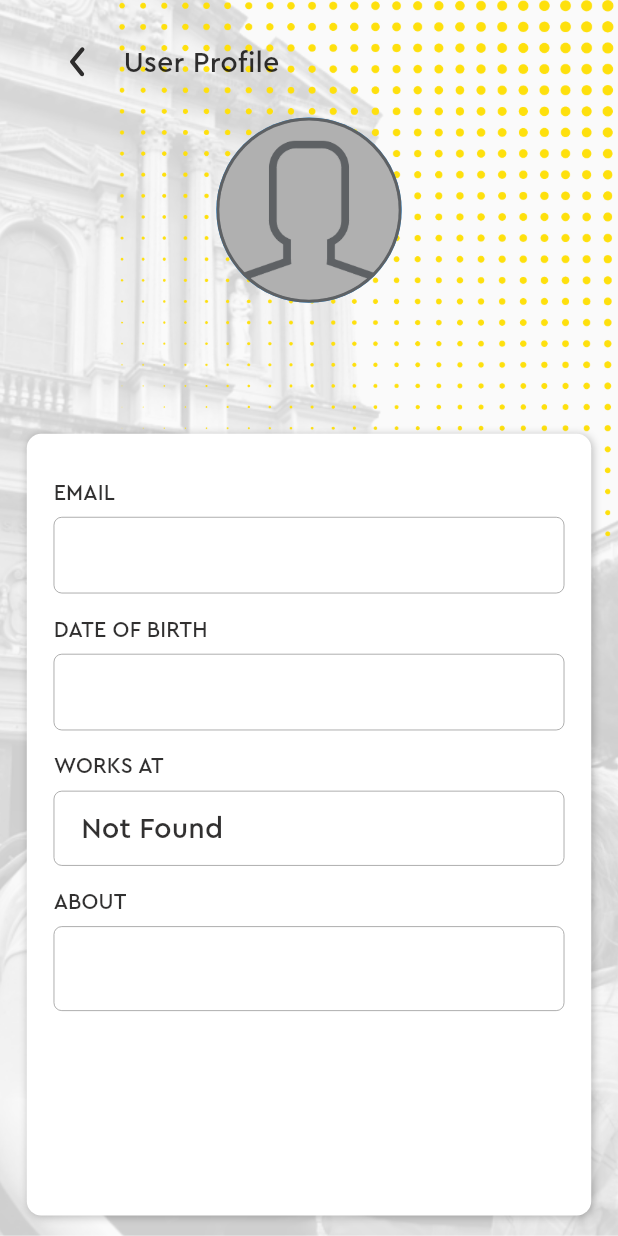
After one commit to fahad-git102/AroundEU-Flutter, a Flutter app: the UserProfileScreen screen opened by its route, on a phone screen of 412 x 824 dp. The commit adds this screen. Run offline on Flutter 3.47's test engine with Material 3 defaults, Android fonts, the phone set to English and light mode, and no system bars; drawn by our look-alikes of toastification; our stand-ins replace cached_network_image, chewie, cloud_functions, country_code_picker, country_picker, dio and 27 more; missing offline and left inert: file_saver, flutter_mentions, flutter_pdfview, flutter_sound, google_geocoding_api, pdfx and 2 more; accounts and stored records are empty.

Commit message:
working on user profile

```diff
--- a/assets/languages/en.json
+++ b/assets/languages/en.json
@@ -13,6 +13,7 @@
   "Cities": "Cities",
   "Don't have an account?": "Don't have an account?",
   "Surname": "Surname",
+  "User Profile": "User Profile",
   "Group is deleted successfully": "Group is deleted successfully",
   "Are you sure you want to delete this group ?": "Are you sure you want to delete this group ?",
   "About required": "About required",
--- a/lib/app/routes.dart
+++ b/lib/app/routes.dart
@@ -33,6 +33,7 @@ import 'package:groupchat/views/notifications_test_screen.dart';
 import 'package:groupchat/views/profile_screens/my_documents_screen.dart';
 import 'package:groupchat/views/profile_screens/personal_info_screen.dart';
 import 'package:groupchat/views/profile_screens/settings_list_screen.dart';
+import 'package:groupchat/views/profile_screens/user_profile_screen.dart';
 
 import '../views/auth/login_screen.dart';
 import '../views/categories_screens/pdf_list_screen.dart';
@@ -78,6 +79,7 @@ getRoutes(){
     AddNewGroupScreen.route: (context) => AddNewGroupScreen(),
     GroupsScreen.route: (context) => GroupsScreen(),
     ChatScreen.route: (context) => const ChatScreen(),
+    UserProfileScreen.route: (context) => UserProfileScreen(),
     SelectBusinessScreen.route: (context) => const SelectBusinessScreen(),
     NotificationsTestScreen.route: (context) => NotificationsTestScreen(),
     ConvertedCoordinatorsScreen.route: (context) => ConvertedCoordinatorsScreen()
--- a/lib/component_library/chat_widgets/receiver_message_widget.dart
+++ b/lib/component_library/chat_widgets/receiver_message_widget.dart
@@ -19,6 +19,7 @@ import '../../core/app_colors.dart';
 import '../../core/download_manager.dart';
 import '../../core/utilities_class.dart';
 import '../../views/profile_screens/full_image_screen.dart';
+import '../../views/profile_screens/user_profile_screen.dart';
 
 class ReceiverMessageWidget extends StatefulWidget {
   MessageModel? messageModel;
@@ -43,9 +44,18 @@ class _ReceiverMessageState extends State<ReceiverMessageWidget> {
         child: Column(
           crossAxisAlignment: CrossAxisAlignment.start,
           children: [
-            SmallLightText(
-              title: widget.senderName ?? 'Sender name',
-              textColor: AppColors.lightBlack,
+            InkWell(
+              onTap: (){
+                Navigator.push(
+                    context,
+                    MaterialPageRoute(
+                        builder: (ctx) => UserProfileScreen(
+                            userId: widget.messageModel?.uid ?? '')));
+              },
+              child: SmallLightText(
+                title: widget.senderName ?? 'Sender name',
+                textColor: AppColors.lightBlack,
+              ),
             ),
             Container(
               margin: EdgeInsets.only(bottom: 10.sp),
--- a/lib/component_library/dialogs/group_members_dialog.dart
+++ b/lib/component_library/dialogs/group_members_dialog.dart
@@ -9,6 +9,7 @@ import 'package:groupchat/component_library/text_widgets/small_light_text.dart';
 import 'package:groupchat/core/app_colors.dart';
 import 'package:groupchat/core/size_config.dart';
 import 'package:groupchat/providers/app_user_provider.dart';
+import 'package:groupchat/views/profile_screens/user_profile_screen.dart';
 import 'package:sizer/sizer.dart';
 
 import '../../data/users_model.dart';
@@ -106,7 +107,11 @@ class _GroupMembersDialog extends ConsumerState<GroupMembersDialog> {
                 itemBuilder: (BuildContext context, int index) {
                   return InkWell(
                     onTap: (){
-                      print(groupMembers?[index]?.uid);
+                      Navigator.push(
+                          context,
+                          MaterialPageRoute(
+                              builder: (ctx) => UserProfileScreen(
+                                  userId: groupMembers?[index]?.uid ?? '')));
                     },
                     child: Container(
                       width: SizeConfig.screenWidth,
--- a/lib/core/app_colors.dart
+++ b/lib/core/app_colors.dart
@@ -5,7 +5,7 @@ import 'package:flutter/material.dart';
 class AppColors{
   static Color white = Colors.white;
   static Color black = Colors.black;
-  static Color lightBlack = const Color(0xd71e272e);
+  static Color lightBlack = const Color(0xd70b0a0a);
   static Color extraLightBlack = const Color(0xff3A3939);
   static Color extraLightGrey = const Color(0xffd0d0d0);
   static Color fadedTextColor = const Color(0xff878787);
--- a/lib/data/company_time_scheduled.dart
+++ b/lib/data/company_time_scheduled.dart
@@ -29,7 +29,7 @@ class CompanyTimeScheduled{
     };
   }
 
-  factory CompanyTimeScheduled.fromMap(Map<String, dynamic> map) {
+  factory CompanyTimeScheduled.fromMap(Map<dynamic, dynamic> map) {
     return CompanyTimeScheduled(
       id: map.containsKey('id')&&map['id']!=null ? map['id'] as String : null,
       companyId: map.containsKey('companyId')&&map['companyId']!=null ? map['companyId'] as String : null,
--- a/lib/repositories/companies_repository.dart
+++ b/lib/repositories/companies_repository.dart
@@ -38,16 +38,18 @@ class CompanyRepository {
         .ref(companies)
         .child(companyId)
         .remove()
-        .then((value) =>
-            Utilities().showCustomToast(isError: false, message: 'Company deleted successfully'.tr()))
-        .onError((error, stackTrace) =>
-            Utilities().showCustomToast(isError: true, message: error.toString()));
+        .then((value) => Utilities().showCustomToast(
+            isError: false, message: 'Company deleted successfully'.tr()))
+        .onError((error, stackTrace) => Utilities()
+            .showCustomToast(isError: true, message: error.toString()));
   }
 
   Future<void> updateMyCompanySchedule(
-      Map<String, dynamic> map, String id, BuildContext context,
+      Map<String, dynamic> map,
+      String id,
+      BuildContext context,
       Function() onComplete,
-      Function(dynamic p0) onError) async{
+      Function(dynamic p0) onError) async {
     FirebaseCrud().updateData(
         key: "$companyTimeScheduled/$id",
         context: context,
@@ -100,12 +102,25 @@ class CompanyRepository {
     });
   }
 
+  Future<Map<dynamic, dynamic>?> getCompanyTimeSchduled(String uid) async {
+    final ref = FirebaseDatabase.instance.ref().child(companyTimeScheduled).orderByChild('uid')
+        .equalTo(Auth().currentUser?.uid);
+    final snapshot = await ref.get();
+    if (snapshot.exists) {
+      print('my company data is :');
+      print(snapshot.value as Map<dynamic, dynamic>);
+      return snapshot.value as Map<dynamic, dynamic>;
+    } else {
+      return null;
+    }
+  }
+
   Future<Map<dynamic, dynamic>?> getMyCompany(String id) async {
     var result = await FirebaseCrud().getDateOnce(key: '$companies/$id');
 
     if (result == null) {
       print("Error: No data found for id $id");
-      return null; // or return an empty map {} if that's more appropriate
+      return null;
     }
 
     return result as Map<dynamic, dynamic>;
--- /dev/null
+++ b/lib/views/profile_screens/user_profile_screen.dart
@@ -0,0 +1,317 @@
+import 'package:easy_localization/easy_localization.dart';
+import 'package:flutter/cupertino.dart';
+import 'package:flutter/material.dart';
+import 'package:flutter_riverpod/flutter_riverpod.dart';
+import 'package:groupchat/component_library/text_widgets/extra_large_medium_bold_text.dart';
+import 'package:groupchat/component_library/text_widgets/small_light_text.dart';
+import 'package:groupchat/core/app_colors.dart';
+import 'package:groupchat/data/company_model.dart';
+import 'package:groupchat/data/company_time_scheduled.dart';
+import 'package:groupchat/data/users_model.dart';
+import 'package:groupchat/providers/app_user_provider.dart';
+import 'package:groupchat/repositories/companies_repository.dart';
+import 'package:sizer/sizer.dart';
+
+import '../../component_library/app_bars/custom_app_bar.dart';
+import '../../component_library/companies_widgets/time_widget.dart';
+import '../../component_library/image_widgets/circle_image_avatar.dart';
+import '../../component_library/text_widgets/extra_medium_text.dart';
+import '../../core/assets_names.dart';
+import '../../core/size_config.dart';
+
+class UserProfileScreen extends ConsumerStatefulWidget{
+  static const route = 'UserProfileScreen';
+  final String? userId;
+
+  const UserProfileScreen({super.key, this.userId});
+
+  @override
+  ConsumerState<UserProfileScreen> createState() => _UserProfileScreen();
+}
+
+class _UserProfileScreen extends ConsumerState<UserProfileScreen>{
+
+  AppUser? user;
+  CompanyTimeScheduled? companyTimeScheduled;
+  CompanyModel? company;
+  bool? isLoading = false;
+
+  Future<void> fetchUser() async {
+    isLoading = true;
+    AppUser? fetchedUser = await ref.read(appUserProvider).getUserById(widget.userId??'');
+    if (fetchedUser != null) {
+      setState(() {
+        user = fetchedUser;
+        isLoading = false;
+      });
+      fetchCompanyTimeScheduled(widget.userId??'');
+    }
+  }
+
+  Future<void> fetchCompanyTimeScheduled(String uid) async {
+    try {
+      var map = await CompanyRepository().getCompanyTimeSchduled(uid);
+      if(map!=null){
+        final Map<String, dynamic> rawData = Map<String, dynamic>.from(map);
+        rawData.forEach((key, value) {
+          final Map<String, dynamic> scheduleData = Map<String, dynamic>.from(value);
+          setState(() {
+            companyTimeScheduled = CompanyTimeScheduled.fromMap(scheduleData);
+          });
+        });
+        var companyMap = await CompanyRepository().getMyCompany(companyTimeScheduled?.companyId??'');
+        setState(() {
+          company = CompanyModel.fromMap(companyMap??{});
+        });
+      }
+    } catch (e) {
+      print('Error fetching company time schedule: $e');
+    } finally {
+      setState(() {
+        isLoading = false; // Stop loading
+      });
+    }
+  }
+
+  @override
+  void initState() {
+    super.initState();
+    fetchUser();
+  }
+
+  @override
+  Widget build(BuildContext context) {
+    SizeConfig().init(context);
+    return Scaffold(
+      body: SafeArea(child: Container(
+        height: SizeConfig.screenHeight,
+        width: SizeConfig.screenWidth,
+        decoration: BoxDecoration(
+          image: DecorationImage(
+            image: AssetImage(Images.mainBackground),
+            fit: BoxFit.cover,
+          ),
+        ),
+        padding: EdgeInsets.symmetric(horizontal: 13.0.sp),
+        child: Column(
+          children: [
+            CustomAppBar(
+              title: 'User Profile'.tr(),
+            ),
+            CircleImageAvatar(
+              imagePath: user?.profileUrl,
+              size: 90.0.sp,
+            ),
+            SizedBox(height: 7.sp,),
+            ExtraLargeMediumBoldText(
+              title: '${user?.firstName} ${user?.surName}',
+              textColor: AppColors.lightBlack,
+              fontSize: 22.sp,
+            ),
+            SmallLightText(
+              title: user?.userType??'',
+              textColor: AppColors.fadedTextColor,
+            ),
+            SizedBox(height: 10.sp,),
+            Expanded(
+              child: Container(
+                width: SizeConfig.screenWidth,
+                decoration: BoxDecoration(
+                    color: Colors.white,
+                    boxShadow: [
+                      BoxShadow(
+                        color: Colors.black87.withOpacity(0.25),
+                        blurRadius: 4,
+                        offset: const Offset(1, 1), // Shadow position
+                      ),
+                    ],
+                    borderRadius: BorderRadius.all(Radius.circular(7.sp))),
+                padding: EdgeInsets.all(13.0.sp),
+                child: SingleChildScrollView(
+                  physics: const BouncingScrollPhysics(),
+                  child: Column(
+                    crossAxisAlignment: CrossAxisAlignment.start,
+                    children: [
+                      SizedBox(height: 8.sp,),
+                      titleValueItem('EMAIL'.tr(), user?.email??''),
+                      SizedBox(height: 10.sp,),
+                      titleValueItem('DATE OF BIRTH'.tr(), user?.dob??''),
+                      SizedBox(height: 10.sp,),
+                      titleValueItem('WORKS AT'.tr(), company?.fullLegalName??company?.legalRepresentative??'Not Found'.tr()),
+                      companyTimeScheduled != null
+                          ? SizedBox(
+                        child: Column(
+                          crossAxisAlignment:
+                          CrossAxisAlignment.start,
+                          children: [
+                            SizedBox(
+                              height: 15.sp,
+                            ),
+                            SmallLightText(
+                              title: 'WORKING DAYS'.tr(),
+                              textColor: AppColors.lightBlack,
+                            ),
+                            SizedBox(
+                              height: 35.0.sp,
+                              child: ListView.builder(
+                                  itemCount: companyTimeScheduled?.selectedDays
+                                      ?.length,
+                                  shrinkWrap: true,
+                                  physics:
+                                  const BouncingScrollPhysics(),
+                                  scrollDirection: Axis.horizontal,
+                                  itemBuilder: (BuildContext context,
+                                      int index) {
+                                    return Padding(
+                                      padding: EdgeInsets.only(
+                                          top: 4.0.sp,
+                                          bottom: 5.0.sp,
+                                          right: 9.0.sp),
+                                      child: ExtraMediumText(
+                                        title: companyTimeScheduled
+                                            ?.selectedDays?[index],
+                                        textColor:
+                                        AppColors.hyperLinkColor,
+                                      ),
+                                    );
+                                  }),
+                            ),
+                            SizedBox(height: 10.sp,),
+                            companyTimeScheduled != null
+                                ? SizedBox(
+                              child: Column(
+                                crossAxisAlignment:
+                                CrossAxisAlignment.start,
+                                children: [
+                                  SizedBox(
+                                    height: 10.sp,
+                                  ),
+                                  SmallLightText(
+                                    title: 'Morning:'.tr(),
+                                    textColor: AppColors.fadedTextColor,
+                                  ),
+                                  SizedBox(
+                                    height: 4.0.sp,
+                                  ),
+                                  Row(
+                                    crossAxisAlignment:
+                                    CrossAxisAlignment.center,
+                                    mainAxisAlignment:
+                                    MainAxisAlignment.spaceBetween,
+                                    children: [
+                                      TimeWidget(
+                                          title: 'From:'.tr(),
+                                          value: companyTimeScheduled
+                                              ?.morningFrom ??
+                                              ''),
+                                      TimeWidget(
+                                          title: 'To:'.tr(),
+                                          value: companyTimeScheduled
+                                              ?.morningTo ??
+                                              ''),
+                                    ],
+                                  ),
+                                  SizedBox(
+                                    height: 12.sp,
+                                  ),
+                                  SmallLightText(
+                                    title: 'Afternoon:'.tr(),
+                                    textColor: AppColors.fadedTextColor,
+                                  ),
+                                  SizedBox(
+                                    height: 4.0.sp,
+                                  ),
+                                  Row(
+                                    crossAxisAlignment:
+                                    CrossAxisAlignment.center,
+                                    mainAxisAlignment:
+                                    MainAxisAlignment.spaceBetween,
+                                    children: [
+                                      TimeWidget(
+                                          title: 'From:'.tr(),
+                                          value: companyTimeScheduled
+                                              ?.noonFrom ??
+                                              ''),
+                                      TimeWidget(
+                                          title: 'To:'.tr(),
+                                          value: companyTimeScheduled
+                                              ?.noonTo ??
+                                              ''),
+                                    ],
+                                  )
+                                ],
+                              ),
+                            )
+                                : Container(),
+                          ],
+                        ),
+                      )
+                          : Container(),
+                      SizedBox(height: 10.sp,),
+                      SmallLightText(
+                        title: 'ABOUT'.tr(),
+                        textColor: AppColors.lightBlack,
+                      ),
+                      SizedBox(
+                        height: 4.0.sp,
+                      ),
+                      Container(
+                        width: SizeConfig.screenWidth,
+                        padding: EdgeInsets.symmetric(horizontal: 13.0.sp, vertical: 10.sp),
+                        decoration: BoxDecoration(
+                            color: Colors.white,
+                            border: Border.all(
+                                color: AppColors.lightFadedTextColor,
+                                width: 0.4.sp),
+                            borderRadius:
+                            BorderRadius.all(Radius.circular(4.sp))),
+                        child: ExtraMediumText(
+                          title: user?.about??'',
+                          textColor: AppColors.lightBlack,
+                        ),
+                      ),
+                      SizedBox(height: 20.sp,)
+                    ],
+                  ),
+                ),
+              ),
+            ),
+            SizedBox(height: 10.sp,)
+          ],
+        ),
+      )),
+    );
+  }
+
+  Widget titleValueItem(String title, String value){
+    return Column(
+      crossAxisAlignment: CrossAxisAlignment.start,
+      children: [
+        SmallLightText(
+          title: title??'EMAIL'.tr(),
+          textColor: AppColors.lightBlack,
+        ),
+        SizedBox(
+          height: 4.0.sp,
+        ),
+        Container(
+          width: SizeConfig.screenWidth,
+          padding: EdgeInsets.symmetric(
+              vertical: 8.0.sp, horizontal: 13.0.sp),
+          decoration: BoxDecoration(
+              color: Colors.white,
+              border: Border.all(
+                  color: AppColors.lightFadedTextColor,
+                  width: 0.4.sp),
+              borderRadius:
+              BorderRadius.all(Radius.circular(4.sp))),
+          child: ExtraMediumText(
+            title: value,
+            textColor: AppColors.lightBlack,
+          ),
+        ),
+      ],
+    );
+  }
+
+}
```
Also changed, not shown: pubspec.lock, 1 other file.
